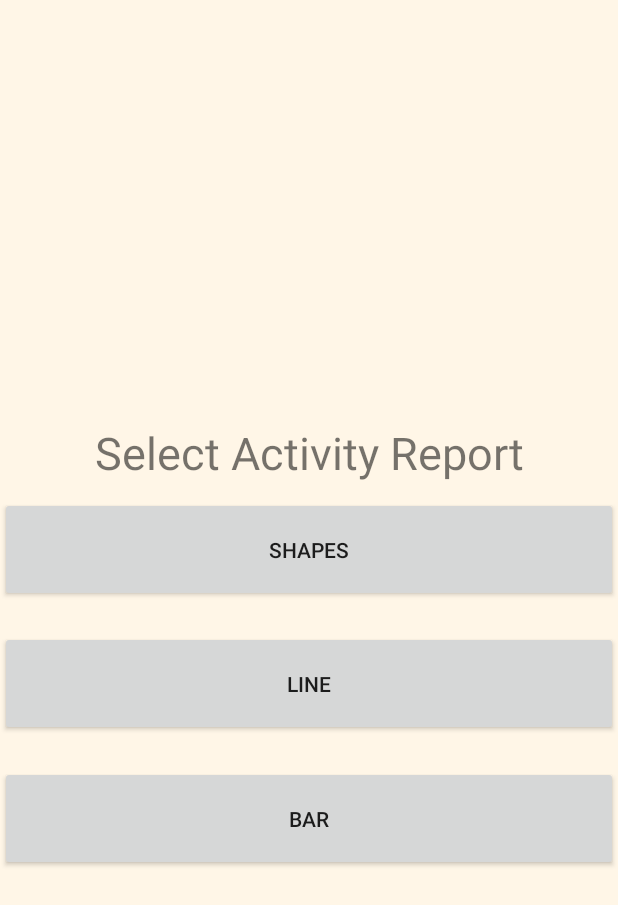
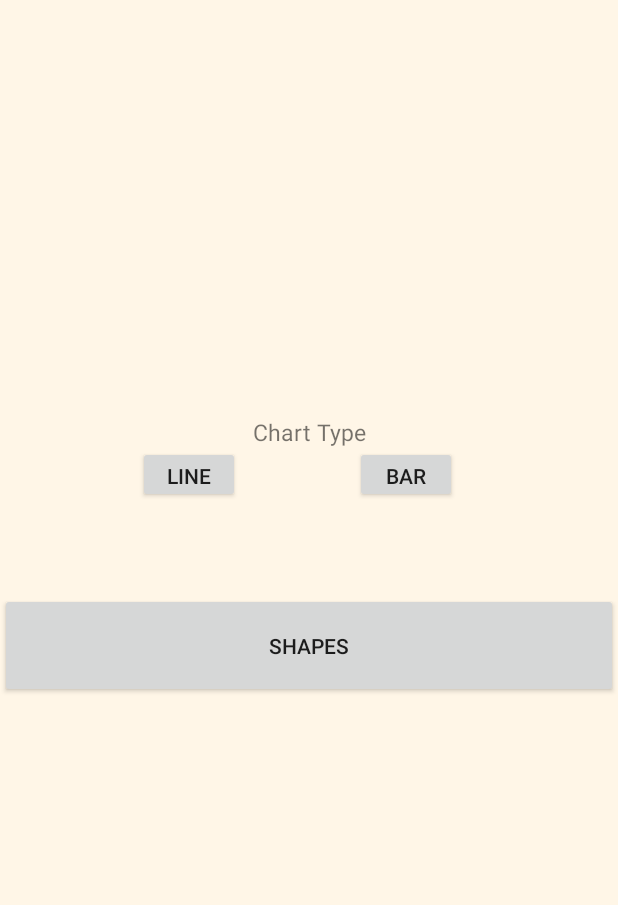
Before and after one commit to Reposave/AndroidStudio-EarlyLife, an Android app: the layout activity_main.xml on its own in the app's theme, with its tools: preview values and no code run, on a phone screen of 412 x 824 dp. Shown: the top 905 px of the screen. Run offline under Robolectric (Android 15) with nearby library versions, the phone set to English and light mode, and no system bars; plain views replace AnyChartView.

Commit message:
Changed the layout

```diff
--- a/app/src/main/res/layout/activity_main.xml
+++ b/app/src/main/res/layout/activity_main.xml
@@ -13,8 +13,8 @@
         android:layout_width="match_parent"
         android:layout_height="271dp"
         app:layout_constraintStart_toStartOf="parent"
-        app:layout_constraintTop_toTopOf="parent"
-        >
+        app:layout_constraintTop_toTopOf="parent">
+
         <FrameLayout
             android:id="@+id/bar_chart_fragment"
             android:layout_width="match_parent"
@@ -22,8 +22,7 @@
             app:layout_constraintEnd_toEndOf="parent"
             app:layout_constraintHorizontal_bias="0.0"
             app:layout_constraintStart_toStartOf="parent"
-            app:layout_constraintTop_toTopOf="parent"
-            />
+            app:layout_constraintTop_toTopOf="parent" />
         <!--
         <com.anychart.AnyChartView
             android:id="@+id/any_chart_view"
@@ -41,14 +40,16 @@
     <TextView
         android:id="@+id/activity_name"
         android:layout_width="match_parent"
-        android:layout_height="40dp"
+        android:layout_height="20dp"
         android:gravity="center"
-        android:text="Select Activity Report"
-        android:textSize="30dp"
+        android:text="Chart Type"
+        android:textSize="15dp"
         app:layout_constraintBottom_toTopOf="@+id/relativeLayout"
         app:layout_constraintEnd_toEndOf="parent"
+        app:layout_constraintHorizontal_bias="0.0"
         app:layout_constraintStart_toStartOf="parent"
-        app:layout_constraintTop_toBottomOf="@+id/view">
+        app:layout_constraintTop_toBottomOf="@+id/view"
+        app:layout_constraintVertical_bias="0.057">
 
     </TextView>
 
@@ -56,20 +57,11 @@
         android:id="@+id/relativeLayout"
         android:layout_width="match_parent"
         android:layout_height="300dp"
-        android:layout_marginTop="60dp"
+        android:layout_marginTop="124dp"
         app:layout_constraintEnd_toEndOf="parent"
-        app:layout_constraintHorizontal_bias="1.0"
+        app:layout_constraintHorizontal_bias="0.0"
         app:layout_constraintStart_toStartOf="parent"
         app:layout_constraintTop_toBottomOf="@id/view">
-
-        <androidx.appcompat.widget.AppCompatButton
-            android:id="@+id/bar_fragment_button"
-            android:layout_width="match_parent"
-            android:layout_height="70dp"
-            android:layout_alignParentTop="true"
-            android:layout_marginTop="179dp"
-            android:text="Bar"
-            ></androidx.appcompat.widget.AppCompatButton>
 
         <androidx.appcompat.widget.AppCompatButton
             android:layout_width="match_parent"
@@ -79,17 +71,33 @@
             android:onClick="startActivityReport"
             android:text="Shapes"></androidx.appcompat.widget.AppCompatButton>
 
-        <androidx.appcompat.widget.AppCompatButton
-            android:id="@+id/line_fragment_button"
-            android:layout_width="match_parent"
-            android:layout_height="70dp"
-            android:layout_alignParentTop="true"
-            android:layout_marginTop="89dp"
-            android:text="Line"></androidx.appcompat.widget.AppCompatButton>
     </RelativeLayout>
+
+    <androidx.appcompat.widget.AppCompatButton
+        android:id="@+id/line_fragment_button"
+        android:layout_width="68dp"
+        android:layout_height="38dp"
+        android:layout_marginStart="92dp"
+        android:text="Line"
+        app:layout_constraintBottom_toTopOf="@+id/relativeLayout"
+        app:layout_constraintStart_toStartOf="@+id/activity_name"
+        app:layout_constraintTop_toBottomOf="@+id/view"
+        app:layout_constraintVertical_bias="0.302"></androidx.appcompat.widget.AppCompatButton>
+
+    <androidx.appcompat.widget.AppCompatButton
+        android:id="@+id/bar_fragment_button"
+        android:layout_width="68dp"
+        android:layout_height="38dp"
+        android:layout_marginTop="20dp"
+        android:text="Bar"
+        app:layout_constraintBottom_toTopOf="@+id/relativeLayout"
+        app:layout_constraintEnd_toEndOf="parent"
+        app:layout_constraintHorizontal_bias="0.418"
+        app:layout_constraintStart_toEndOf="@+id/line_fragment_button"
+        app:layout_constraintTop_toBottomOf="@+id/view"
+        app:layout_constraintVertical_bias="0.09"></androidx.appcompat.widget.AppCompatButton>
 
     <!-- Container for contents of drawer - use NavigationView to make configuration easier -->
 
 
-
-    </androidx.constraintlayout.widget.ConstraintLayout>
+</androidx.constraintlayout.widget.ConstraintLayout>
```
